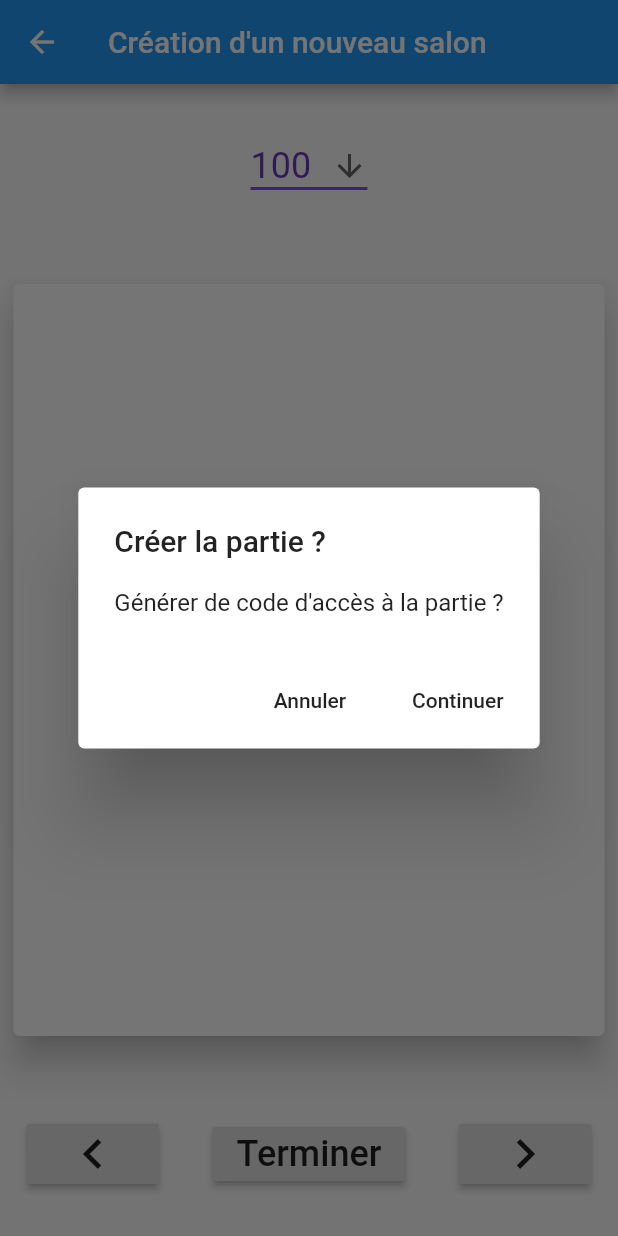
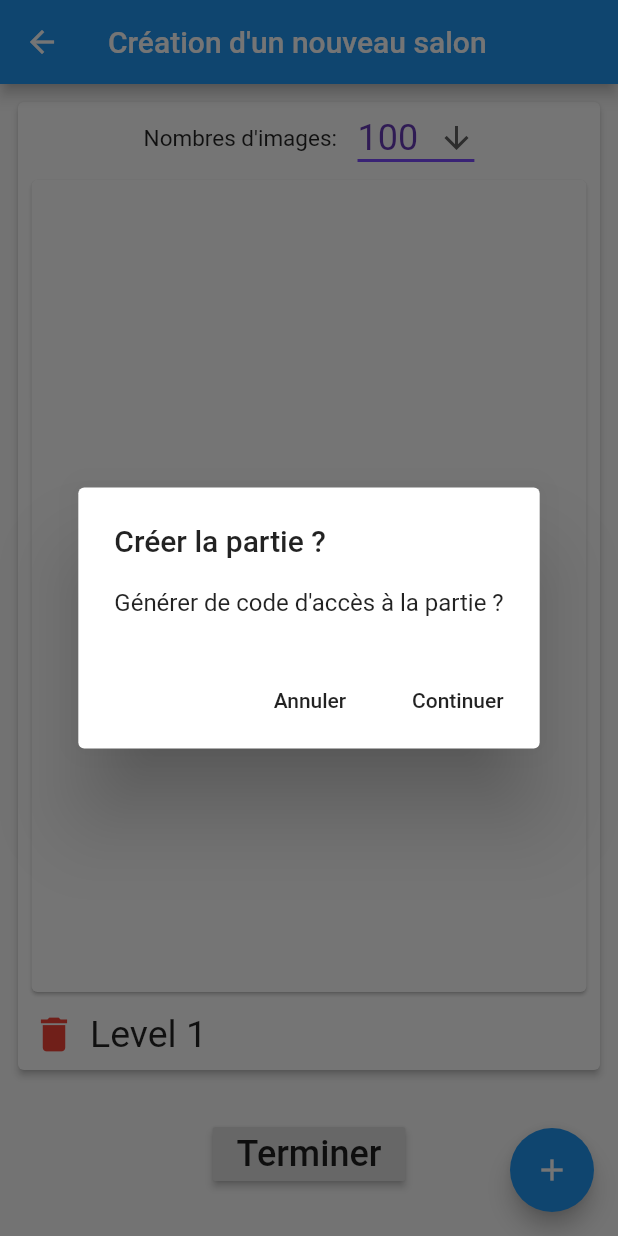
Before and after one commit to Olxe/FindYourL-o, a Flutter app: the CreateScreen screen opened directly, after a tap on "Terminer", on a phone screen of 412 x 824 dp. Run offline on Flutter 3.47's test engine with Material 2 defaults, Android fonts, the phone set to English and light mode, and no system bars; our stand-ins replace bloc, flutter_bloc, image_picker.

Commit message:
up create screen

```diff
--- /dev/null
+++ b/lib/Tools.dart
@@ -0,0 +1,37 @@
+import 'package:flutter/material.dart';
+
+class Tools {
+  static Future<void> showAlertDialog(BuildContext context, String title,
+      String content, Function onYes) async {
+// set up the buttons
+    Widget cancelButton = FlatButton(
+      child: Text("Annuler"),
+      onPressed: () {
+        Navigator.of(context).pop();
+      },
+    );
+    Widget continueButton = FlatButton(
+      child: Text("Continuer"),
+      onPressed: () {
+        Navigator.of(context).pop();
+        onYes();
+      },
+    );
+    // set up the AlertDialog
+    AlertDialog alert = AlertDialog(
+      title: Text(title),
+      content: Text(content),
+      actions: [
+        cancelButton,
+        continueButton,
+      ],
+    );
+    // show the dialog
+    showDialog(
+      context: context,
+      builder: (BuildContext context) {
+        return alert;
+      },
+    );
+  }
+}
--- a/lib/data/image_repository.dart
+++ b/lib/data/image_repository.dart
@@ -67,6 +67,7 @@ class FakeImageRepository implements ImageRepository {
 
     if (res.statusCode == 200) {
       Map<String, dynamic> data = jsonDecode(res.body);
+      // final json = JSON.decode(res.body);
 
       List<Level> levels = [];
       for (var level in data['levels']) {
--- a/lib/data/model/level_model.dart
+++ b/lib/data/model/level_model.dart
@@ -3,9 +3,11 @@ import 'package:flutter/material.dart';
 class Level {
   final int id;
   final String path;
+  final String base64Image;
   int amount;
 
   Level({
+    @required this.base64Image,
     @required this.id,
     @required this.amount,
     @required this.path,
@@ -16,6 +18,7 @@ class Level {
       id: int.parse(json['id'].toString()),
       amount: int.parse(json['amount'].toString()),
       path: json['path'].toString(),
+      base64Image: '',
     );
   }
 
--- a/lib/screens/create/create_screen.dart
+++ b/lib/screens/create/create_screen.dart
@@ -1,12 +1,7 @@
-import 'dart:io';
-
-import 'package:find_your_leo/constants.dart';
+import 'package:find_your_leo/Tools.dart';
 import 'package:find_your_leo/data/model/level_model.dart';
-import 'package:find_your_leo/screens/create/widgets/MyIconButtonWidget.dart';
+import 'package:find_your_leo/screens/create/widgets/MyCardWidget.dart';
 import 'package:flutter/material.dart';
-import 'package:image_picker/image_picker.dart';
-
-import 'widgets/MyDropDownWidget.dart';
 
 class CreateScreen extends StatefulWidget {
   @override
@@ -14,20 +9,19 @@ class CreateScreen extends StatefulWidget {
 }
 
 class _CreateScreenState extends State<CreateScreen> {
-  File _image;
-  final picker = ImagePicker();
-  int dropDownValue = 100;
-  List<Level> levels;
+  List<Level> levels = [];
 
-  Future<void> getImage() async {
-    final pickedFile = await picker.getImage(source: ImageSource.gallery);
+  List<MyCardWidget> cards = [];
 
+  @override
+  void initState() {
+    super.initState();
+    cards.add(MyCardWidget(onDelete: onCardDeleted, index: cards.length, levelId: cards.length + 1));
+  }
+
+  void onCardDeleted(int index) {
     setState(() {
-      if (pickedFile != null) {
-        _image = File(pickedFile.path);
-      } else {
-        print('No image selected');
-      }
+      cards.removeAt(index);
     });
   }
 
@@ -37,115 +31,48 @@ class _CreateScreenState extends State<CreateScreen> {
       appBar: AppBar(
         title: Text('Création d\'un nouveau salon'),
       ),
-      body: Column(
-        mainAxisAlignment: MainAxisAlignment.spaceEvenly,
-        children: [
-          MyDropDownWidget(),
-          Stack(
-            children: [
-              Container(
-                height: deviceHeight / 1.5,
-                width: deviceWidth,
-                padding:
-                    const EdgeInsets.symmetric(vertical: 20, horizontal: 5),
-                child: Card(
-                  child: _image == null
-                      ? Center(
-                          child: RaisedButton(
-                            onPressed: getImage,
-                            shape: RoundedRectangleBorder(
-                                borderRadius: BorderRadius.circular(18.0),
-                                side: BorderSide(color: Colors.blue)),
-                            child: Text(
-                              'Ajouter une image',
-                              style: TextStyle(fontSize: 24),
-                            ),
-                          ),
-                        )
-                      : Image.file(_image, fit: BoxFit.cover),
-                  elevation: 10.0,
-                  clipBehavior: Clip.antiAlias,
-                ),
-              ),
-              _image != null
-                  ? Positioned(
-                      top: 35,
-                      right: 0,
-                      child: MyIconButtonWidget(
-                        icon: Icons.clear,
-                        function: () {
+      floatingActionButton: FloatingActionButton(
+        onPressed: () {
           setState(() {
-                            _image = null;
+            cards.add(
+                MyCardWidget(onDelete: onCardDeleted, index: cards.length, levelId: cards.length + 1));
           });
         },
+        heroTag: 'niv0',
+        tooltip: 'Créer un niveau',
+        child: const Icon(Icons.add),
       ),
-                    )
-                  : SizedBox.shrink(),
-            ],
+      body: ListView.builder(
+        scrollDirection: Axis.vertical,
+        itemBuilder: (context, index) {
+          if (index == cards.length - 1) {
+            return buildLastCard();
+          } else {
+            return cards[index];
+          }
+        },
+        itemCount: cards.length,
       ),
-          Row(
-            mainAxisAlignment: MainAxisAlignment.spaceAround,
+    );
+  }
+
+  Widget buildLastCard() {
+    return Column(
       children: [
-              RaisedButton(
-                onPressed: () {},
-                child: Icon(
-                  Icons.keyboard_arrow_left,
-                  size: 40,
-                ),
-              ),
-              RaisedButton(
+        cards[cards.length - 1],
+        Container(
+          margin: const EdgeInsets.symmetric(vertical: 20),
+          child: RaisedButton(
             onPressed: () {
-                  showAlertDialog(context);
+              Tools.showAlertDialog(context, 'Créer la partie ?', 'Générer de code d\'accès à la partie ?', null);
             },
             child: Text(
               'Terminer',
               style: TextStyle(fontSize: 24),
             ),
           ),
-              RaisedButton(
-                onPressed: () {},
-                child: Icon(
-                  Icons.keyboard_arrow_right,
-                  size: 40,
-                ),
         ),
       ],
-          ),
-        ],
-      ),
-    );
-  }
-
-  Future<void> showAlertDialog(BuildContext context) async {
-// set up the buttons
-    Widget cancelButton = FlatButton(
-      child: Text("Annuler"),
-      onPressed: () {
-        Navigator.of(context).pop();
-      },
-    );
-    Widget continueButton = FlatButton(
-      child: Text("Continuer"),
-      onPressed: () {
-
-      },
-    );
-    // set up the AlertDialog
-    AlertDialog alert = AlertDialog(
-      title: Text("Créer la partie ?"),
-      content: Text(
-          "Générer de code d'accès à la partie ?"),
-      actions: [
-        cancelButton,
-        continueButton,
-      ],
-    );
-    // show the dialog
-    showDialog(
-      context: context,
-      builder: (BuildContext context) {
-        return alert;
-      },
     );
   }
 }
--- /dev/null
+++ b/lib/screens/create/widgets/MyCardWidget.dart
@@ -0,0 +1,134 @@
+import 'dart:io';
+
+import 'package:flutter/material.dart';
+import 'package:image_picker/image_picker.dart';
+
+import 'package:find_your_leo/Tools.dart';
+import 'package:find_your_leo/constants.dart';
+
+import 'MyDropDownWidget.dart';
+import 'MyIconButtonWidget.dart';
+
+// ignore: must_be_immutable
+class MyCardWidget extends StatefulWidget {
+  final Function onDelete;
+  final int index;
+  int levelId;
+
+  MyCardWidget({
+    Key key,
+    @required this.onDelete,
+    @required this.index,
+    @required this.levelId,
+  }) : super(key: key);
+
+  @override
+  _MyCardWidgetState createState() => _MyCardWidgetState();
+}
+
+class _MyCardWidgetState extends State<MyCardWidget> {
+  final picker = ImagePicker();
+  File _image;
+  int dropDownValue = 100;
+
+  Future<void> getImage() async {
+    final pickedFile = await picker.getImage(source: ImageSource.gallery);
+    setState(() {
+      if (pickedFile != null) {
+        _image = File(pickedFile.path);
+      } else {
+        print('No image selected');
+      }
+    });
+  }
+
+  @override
+  Widget build(BuildContext context) {
+    return Container(
+      margin: const EdgeInsets.all(8.0),
+      child: Card(
+        elevation: 2.0,
+        clipBehavior: Clip.antiAlias,
+        child: Column(
+          // mainAxisSize: MainAxisSize.max,
+          children: [
+            Row(
+              mainAxisAlignment: MainAxisAlignment.center,
+              children: [
+                Text(
+                  'Nombres d\'images: ',
+                  style: TextStyle(fontSize: 15),
+                ),
+                SizedBox(width: 10),
+                MyDropDownWidget(),
+              ],
+            ),
+            Stack(
+              children: [
+                Container(
+                  height: deviceHeight / 1.5,
+                  width: deviceWidth,
+                  padding:
+                      const EdgeInsets.symmetric(vertical: 0, horizontal: 5),
+                  child: Card(
+                    child: _image == null
+                        ? Center(
+                            child: RaisedButton(
+                              onPressed: getImage,
+                              shape: RoundedRectangleBorder(
+                                  borderRadius: BorderRadius.circular(18.0),
+                                  side: BorderSide(color: Colors.blue)),
+                              child: Text(
+                                'Ajouter une image',
+                                style: TextStyle(fontSize: 24),
+                              ),
+                            ),
+                          )
+                        : Image.file(_image, fit: BoxFit.cover),
+                    clipBehavior: Clip.antiAlias,
+                  ),
+                ),
+                _image != null
+                    ? Positioned(
+                        top: 35,
+                        right: 0,
+                        child: MyIconButtonWidget(
+                          icon: Icons.clear,
+                          function: () {
+                            setState(() {
+                              _image = null;
+                            });
+                          },
+                        ),
+                      )
+                    : SizedBox.shrink(),
+              ],
+            ),
+            Row(
+              children: [
+                IconButton(
+                  icon: Icon(
+                    Icons.delete,
+                    color: Colors.red,
+                    size: 30,
+                  ),
+                  onPressed: () {
+                    Tools.showAlertDialog(
+                        context,
+                        'Supprimer un niveau ?',
+                        'Le niveau ${widget.index + 1} sera supprimé.',
+                        () => widget.onDelete(widget.index));
+                  },
+                ),
+                Text(
+                  'Level ${widget.levelId}',
+                  style: TextStyle(fontSize: 25),
+                ),
+              ],
+            ),
+          ],
+        ),
+      ),
+    );
+  }
+}
--- a/lib/screens/create/widgets/MyDropDownWidget.dart
+++ b/lib/screens/create/widgets/MyDropDownWidget.dart
@@ -1,17 +1,18 @@
 import 'package:flutter/material.dart';
 
+// ignore: must_be_immutable
 class MyDropDownWidget extends StatefulWidget {
+  String dropdownValue = '100';
+
   @override
   _MyDropDownWidgetState createState() => _MyDropDownWidgetState();
 }
 
 class _MyDropDownWidgetState extends State<MyDropDownWidget> {
-  String dropdownValue = '100';
-
   @override
   Widget build(BuildContext context) {
     return DropdownButton<String>(
-      value: dropdownValue,
+      value: widget.dropdownValue,
       icon: Icon(Icons.arrow_downward),
       iconSize: 24,
       elevation: 16,
@@ -22,7 +23,7 @@ class _MyDropDownWidgetState extends State<MyDropDownWidget> {
       ),
       onChanged: (String newValue) {
         setState(() {
-          dropdownValue = newValue;
+          widget.dropdownValue = newValue;
         });
       },
       items: <String>['50', '100', '200', '300', '400', '600', '800', '1000']
```
Lines whose indentation alone changed are shown as unchanged.
